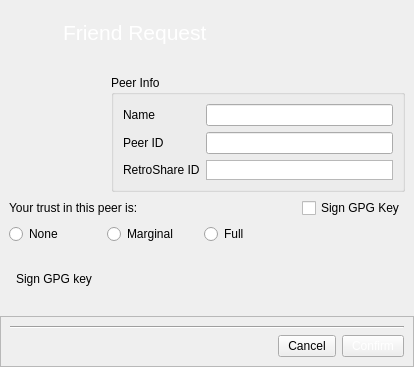
RetroShare/RetroShare, file retroshare-gui/src/gui/connect/FriendRequest.ui: the form before one commit.
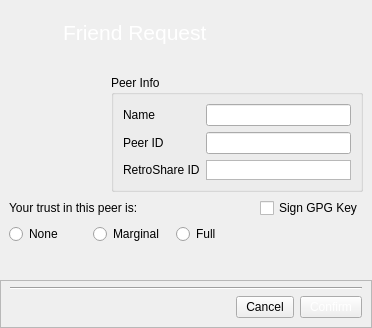
The form after the commit. Icons and pictures are not drawn. Custom widgets are drawn as their Qt base class.

Commit message: removed not needed button

Patch:
```diff
--- a/retroshare-gui/src/gui/connect/FriendRequest.ui
+++ b/retroshare-gui/src/gui/connect/FriendRequest.ui
@@ -6,8 +6,8 @@
    <rect>
     <x>0</x>
     <y>0</y>
-    <width>414</width>
-    <height>367</height>
+    <width>372</width>
+    <height>328</height>
    </rect>
   </property>
   <property name="windowTitle">
@@ -106,6 +106,9 @@
       <enum>QFrame::Raised</enum>
      </property>
      <layout class="QGridLayout" name="gridLayout_4">
+      <property name="topMargin">
+       <number>6</number>
+      </property>
       <item row="1" column="0">
        <spacer name="horizontalSpacer_2">
         <property name="orientation">
@@ -381,40 +384,18 @@
         </item>
        </layout>
       </item>
-      <item row="2" column="0" rowspan="2">
-       <widget class="QToolButton" name="signKeyButton">
-        <property name="toolTip">
-         <string>&lt;!DOCTYPE HTML PUBLIC &quot;-//W3C//DTD HTML 4.0//EN&quot; &quot;http://www.w3.org/TR/REC-html40/strict.dtd&quot;&gt;
-&lt;html&gt;&lt;head&gt;&lt;meta name=&quot;qrichtext&quot; content=&quot;1&quot; /&gt;&lt;style type=&quot;text/css&quot;&gt;
-p, li { white-space: pre-wrap; }
-&lt;/style&gt;&lt;/head&gt;&lt;body style=&quot; font-family:'Sans'; font-size:10pt; font-weight:400; font-style:normal;&quot;&gt;
-&lt;p align=&quot;justify&quot; style=&quot; margin-top:0px; margin-bottom:0px; margin-left:0px; margin-right:0px; -qt-block-indent:0; text-indent:0px;&quot;&gt;Signing a friend's key is a way to express your trust into this friend, to your other friends. Besides, only signed peers will receive information about your other trusted friends.&lt;/p&gt;
-&lt;p align=&quot;justify&quot; style=&quot;-qt-paragraph-type:empty; margin-top:0px; margin-bottom:0px; margin-left:0px; margin-right:0px; -qt-block-indent:0; text-indent:0px;&quot;&gt;&lt;/p&gt;
-&lt;p align=&quot;justify&quot; style=&quot; margin-top:0px; margin-bottom:0px; margin-left:0px; margin-right:0px; -qt-block-indent:0; text-indent:0px;&quot;&gt;Signing a key cannot be undone, so do it wisely.&lt;/p&gt;&lt;/body&gt;&lt;/html&gt;</string>
+      <item row="2" column="0" colspan="3">
+       <spacer name="verticalSpacer">
+        <property name="orientation">
+         <enum>Qt::Vertical</enum>
         </property>
-        <property name="text">
-         <string>Sign GPG key</string>
-        </property>
-        <property name="icon">
-         <iconset resource="../images.qrc">
-          <normaloff>:/images/view-certificate-sign-32.png</normaloff>:/images/view-certificate-sign-32.png</iconset>
-        </property>
-        <property name="iconSize">
+        <property name="sizeHint" stdset="0">
          <size>
-          <width>32</width>
-          <height>32</height>
+          <width>20</width>
+          <height>2</height>
          </size>
         </property>
-        <property name="checked">
-         <bool>false</bool>
-        </property>
-        <property name="toolButtonStyle">
-         <enum>Qt::ToolButtonIconOnly</enum>
-        </property>
-        <property name="autoRaise">
-         <bool>true</bool>
-        </property>
-       </widget>
+       </spacer>
       </item>
      </layout>
     </widget>
```
Left out of the diff: 7 changed lines with no effect on the pictures. The commit also changes 1 other file.
